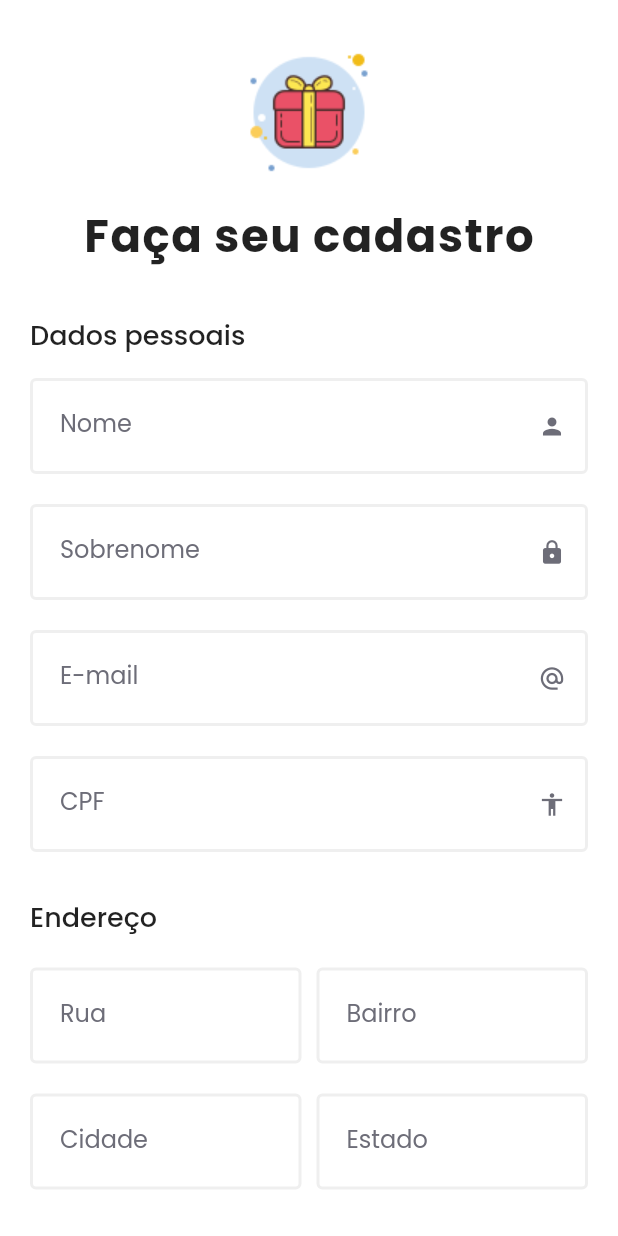
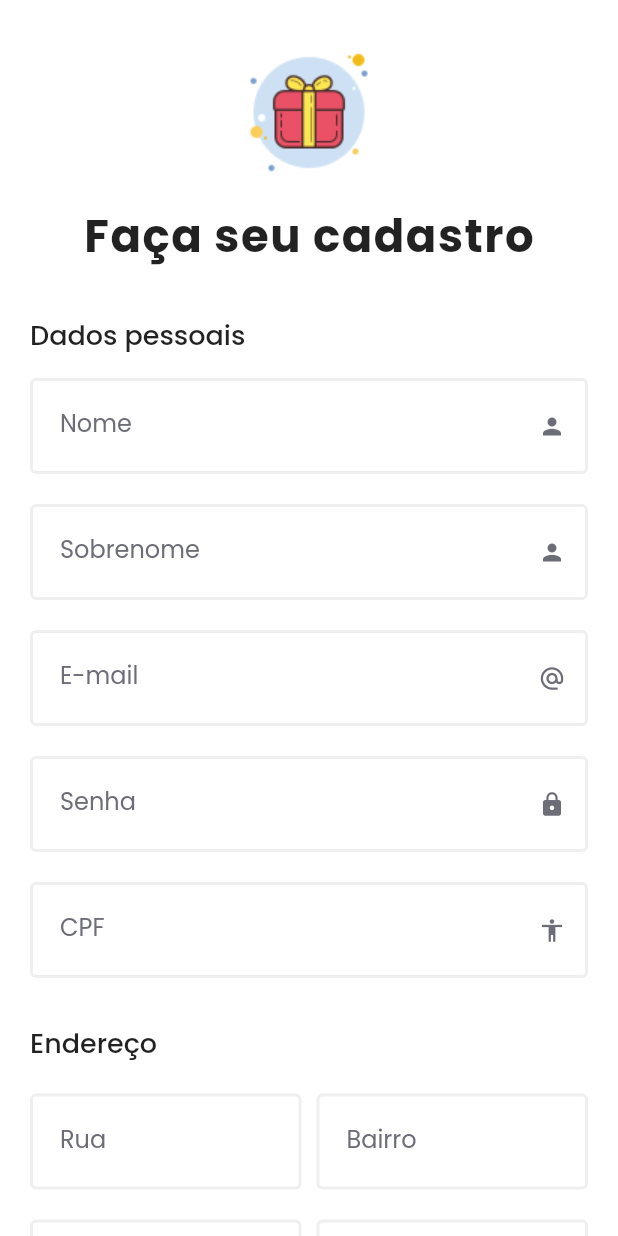
Before and after one commit to MaiaraM/colaborae-mobile, a Flutter app: the UserRegister screen opened by its route, on a phone screen of 412 x 824 dp. Run offline on Flutter 3.47's test engine with Material 2 defaults, Android fonts, the phone set to English and light mode, and no system bars; our stand-ins replace flutter_svg.

Commit message:
Tentativa de post request para cadastro de usuário.

```diff
--- a/lib/buscar_servico.dart
+++ b/lib/buscar_servico.dart
@@ -97,7 +97,7 @@ class _BuscarServicoState extends State<BuscarServico> {
                     ),
                     child: IconButton(
                       icon: Icon(
-                        Icons.add_rounded,
+                        Icons.add,
                         size: 30,
                       ),
                       color: Colors.white,
--- a/lib/components/bottom_nav_bar.dart
+++ b/lib/components/bottom_nav_bar.dart
@@ -13,10 +13,10 @@ class _BottomNavBarState extends State<BottomNavBar> {
   Widget build(BuildContext context) {
     return Row(
       children: [
-        BottomNavBarItem(icon: 'compass', index: 0, route: 'comecar'),
+        BottomNavBarItem(icon: 'compass', index: 0, route: 'start'),
         BottomNavBarItem(icon: 'search', index: 1, route: 'buscar_servico'),
         BottomNavBarItem(
-            icon: 'receipt_long-24px', index: 2, route: 'cadastro'),
+            icon: 'receipt_long-24px', index: 2, route: 'user_register'),
         BottomNavBarItem(icon: 'user', index: 3, route: 'login'),
       ],
     );
--- a/lib/components/field.dart
+++ b/lib/components/field.dart
@@ -6,6 +6,7 @@ class Field extends StatelessWidget {
     @required this.label,
     this.hint,
     this.icon,
+    this.lines,
     this.controller,
     this.keyboardInputType,
   });
@@ -13,12 +14,14 @@ class Field extends StatelessWidget {
   final String label;
   final String hint;
   final Widget icon;
+  final int lines;
   final TextEditingController controller;
   final TextInputType keyboardInputType;
 
   @override
   Widget build(BuildContext context) {
     return TextField(
+      maxLines: lines,
       controller: controller,
       obscureText: label == 'Senha' ? true : false,
       enableSuggestions: label == 'Senha' ? false : true,
--- a/lib/login.dart
+++ b/lib/login.dart
@@ -51,6 +51,7 @@ class _LoginState extends State<Login> {
                   Icons.alternate_email,
                   color: gray,
                 ),
+                lines: 1,
                 keyboardInputType: TextInputType.emailAddress,
               ),
               Spacing(20.0),
@@ -61,6 +62,7 @@ class _LoginState extends State<Login> {
                   Icons.lock,
                   color: gray,
                 ),
+                lines: 1,
                 keyboardInputType: TextInputType.emailAddress,
               ),
               Spacing(15.0),
--- /dev/null
+++ b/lib/models/user_model.dart
@@ -0,0 +1,125 @@
+// To parse this JSON data, do
+//
+//     final userModel = userModelFromJson(jsonString);
+
+import 'dart:convert';
+
+UserModel userModelFromJson(String str) => UserModel.fromJson(json.decode(str));
+
+String userModelToJson(UserModel data) => json.encode(data.toJson());
+
+class UserModel {
+  UserModel({
+    this.uuid,
+    this.createAt,
+    this.modifiedAt,
+    this.deletedAt,
+    this.active,
+    this.firstName,
+    this.lastName,
+    this.email,
+    this.document,
+    this.address,
+    this.description,
+    this.favorites,
+  });
+
+  String uuid;
+  DateTime createAt;
+  DateTime modifiedAt;
+  dynamic deletedAt;
+  bool active;
+  String firstName;
+  String lastName;
+  String email;
+  String document;
+  dynamic address;
+  String description;
+  List<dynamic> favorites;
+
+  factory UserModel.fromJson(Map<String, dynamic> json) => UserModel(
+        uuid: json["uuid"],
+        createAt: DateTime.parse(json["createAt"]),
+        modifiedAt: DateTime.parse(json["modifiedAt"]),
+        deletedAt: json["deletedAt"],
+        active: json["active"],
+        firstName: json["firstName"],
+        lastName: json["lastName"],
+        email: json["email"],
+        document: json["document"],
+        address: Address.fromJson(json["address"]),
+        description: json["description"],
+        favorites: List<dynamic>.from(json["favorites"].map((x) => x)),
+      );
+
+  Map<String, dynamic> toJson() => {
+        "uuid": uuid,
+        "createAt": createAt.toIso8601String(),
+        "modifiedAt": modifiedAt.toIso8601String(),
+        "deletedAt": deletedAt,
+        "active": active,
+        "firstName": firstName,
+        "lastName": lastName,
+        "email": email,
+        "document": document,
+        "address": address.toJson(),
+        "description": description,
+        "favorites": List<dynamic>.from(favorites.map((x) => x)),
+      };
+}
+
+class Address {
+  Address({
+    this.uuid,
+    this.createAt,
+    this.modifiedAt,
+    this.deletedAt,
+    this.active,
+    this.address,
+    this.block,
+    this.number,
+    this.city,
+    this.state,
+    this.zipcode,
+  });
+
+  String uuid;
+  DateTime createAt;
+  DateTime modifiedAt;
+  dynamic deletedAt;
+  bool active;
+  Address address;
+  dynamic block;
+  dynamic number;
+  String city;
+  String state;
+  dynamic zipcode;
+
+  factory Address.fromJson(Map<String, dynamic> json) => Address(
+        uuid: json["uuid"],
+        createAt: DateTime.parse(json["createAt"]),
+        modifiedAt: DateTime.parse(json["modifiedAt"]),
+        deletedAt: json["deletedAt"],
+        active: json["active"],
+        address: json["address"],
+        block: json["block"],
+        number: json["number"],
+        city: json["city"],
+        state: json["state"],
+        zipcode: json["zipcode"],
+      );
+
+  Map<String, dynamic> toJson() => {
+        "uuid": uuid,
+        "createAt": createAt.toIso8601String(),
+        "modifiedAt": modifiedAt.toIso8601String(),
+        "deletedAt": deletedAt,
+        "active": active,
+        "address": address,
+        "block": block,
+        "number": number,
+        "city": city,
+        "state": state,
+        "zipcode": zipcode,
+      };
+}
--- a/lib/start.dart
+++ b/lib/start.dart
@@ -20,12 +20,10 @@ class _StartingPageState extends State<StartingPage> {
       body: SafeArea(
         child: Padding(
           padding: const EdgeInsets.all(20.0),
+          child: SingleChildScrollView(
             child: Column(
               children: [
-              Expanded(
-                // Alterar largura da imagem
-                child: Image.asset('images/imagens/start_element.png'),
-              ),
+                Image.asset('images/imagens/start_element.png'),
                 Spacing(20.0),
                 Text(
                   'Encontre e ofereça serviços na sua região.',
@@ -99,6 +97,7 @@ class _StartingPageState extends State<StartingPage> {
             ),
           ),
         ),
+      ),
     );
   }
 }
--- a/lib/user_register.dart
+++ b/lib/user_register.dart
@@ -2,10 +2,43 @@ import 'package:flutter/material.dart';
 import 'package:colaborae/constants.dart';
 import 'package:colaborae/components/field.dart';
 import 'package:colaborae/components/big_button.dart';
+import 'package:colaborae/models/user_model.dart';
+import 'package:http/http.dart' as http;
 
 class UserRegister extends StatefulWidget {
   @override
   _UserRegisterState createState() => _UserRegisterState();
+}
+
+Future<UserModel> createUser(
+    String nome,
+    String sobrenome,
+    String email,
+    String cpf,
+    String rua,
+    String bairro,
+    String cidade,
+    String estado,
+    String descricao) async {
+  final String baseUrl = 'https://api-colaborae.herokuapp.com/users/';
+
+  final response = await http.post(baseUrl, body: {
+    "firstName": nome,
+    "lastName": sobrenome,
+    "email": email,
+    "document": cpf,
+    "address": {"address": rua, "city": cidade, "state": estado},
+    "description": descricao
+  });
+
+  if (response.statusCode == 201) {
+    final String responseString = response.body;
+    print('CRIAÇÃO DE USUÁRIO FEITA COM SUCESSO!');
+    return userModelFromJson(responseString);
+  } else {
+    print('CRIAÇÃO DE USUÁRIO FALHOU.');
+    return null;
+  }
 }
 
 class _UserRegisterState extends State<UserRegister> {
@@ -18,20 +51,24 @@ class _UserRegisterState extends State<UserRegister> {
   final nomeController = TextEditingController();
   final sobrenomeController = TextEditingController();
   final emailController = TextEditingController();
+  final senhaController = TextEditingController();
   final cpfController = TextEditingController();
   final ruaController = TextEditingController();
   final bairroController = TextEditingController();
   final cidadeController = TextEditingController();
   final estadoController = TextEditingController();
+  final descricaoController = TextEditingController();
 
   String nome = '';
   String sobrenome = '';
   String email = '';
+  String senha = '';
   String cpf = '';
   String rua = '';
   String bairro = '';
   String cidade = '';
   String estado = '';
+  String descricao = '';
 
   @override
   Widget build(BuildContext context) {
@@ -78,17 +115,19 @@ class _UserRegisterState extends State<UserRegister> {
                     Icons.person,
                     color: gray,
                   ),
+                  lines: 1,
                   controller: nomeController,
                   keyboardInputType: TextInputType.name,
                 ),
                 Spacing(20.0),
                 Field(
                   label: 'Sobrenome',
-                  hint: 'Digite sua senha',
+                  hint: 'Digite seu sobrenome',
                   icon: Icon(
-                    Icons.lock,
+                    Icons.person,
                     color: gray,
                   ),
+                  lines: 1,
                   controller: sobrenomeController,
                   keyboardInputType: TextInputType.name,
                 ),
@@ -100,8 +139,20 @@ class _UserRegisterState extends State<UserRegister> {
                     Icons.alternate_email,
                     color: gray,
                   ),
+                  lines: 1,
                   controller: emailController,
                   keyboardInputType: TextInputType.emailAddress,
+                ),
+                Spacing(20.0),
+                Field(
+                  label: 'Senha',
+                  icon: Icon(
+                    Icons.lock,
+                    color: gray,
+                  ),
+                  lines: 1,
+                  hint: 'Digite uma nova senha',
+                  controller: senhaController,
                 ),
                 Spacing(20.0),
                 Field(
@@ -111,6 +162,7 @@ class _UserRegisterState extends State<UserRegister> {
                     Icons.accessibility,
                     color: gray,
                   ),
+                  lines: 1,
                   controller: cpfController,
                   keyboardInputType: TextInputType.number,
                 ),
@@ -130,8 +182,9 @@ class _UserRegisterState extends State<UserRegister> {
                       child: Field(
                         label: 'Rua',
                         hint: 'Digite a rua da sua casa',
+                        lines: 1,
                         controller: ruaController,
-                        keyboardInputType: TextInputType.emailAddress,
+                        keyboardInputType: TextInputType.name,
                       ),
                     ),
                     SizedBox(width: 10.0),
@@ -139,8 +192,9 @@ class _UserRegisterState extends State<UserRegister> {
                       child: Field(
                         label: 'Bairro',
                         hint: 'Digite o seu bairro',
+                        lines: 1,
                         controller: bairroController,
-                        keyboardInputType: TextInputType.emailAddress,
+                        keyboardInputType: TextInputType.name,
                       ),
                     ),
                   ],
@@ -153,7 +207,8 @@ class _UserRegisterState extends State<UserRegister> {
                         label: 'Cidade',
                         hint: 'Ex: Rio de Janeiro',
                         controller: cidadeController,
-                        keyboardInputType: TextInputType.emailAddress,
+                        lines: 1,
+                        keyboardInputType: TextInputType.name,
                       ),
                     ),
                     SizedBox(width: 10.0),
@@ -162,15 +217,34 @@ class _UserRegisterState extends State<UserRegister> {
                         label: 'Estado',
                         hint: 'Ex: SP',
                         controller: estadoController,
-                        keyboardInputType: TextInputType.emailAddress,
+                        lines: 1,
+                        keyboardInputType: TextInputType.name,
                       ),
                     ),
                   ],
                 ),
-                Spacing(40.0),
+                Spacing(30.0),
+                Row(
+                  mainAxisAlignment: MainAxisAlignment.start,
+                  children: [
+                    Text('Adicione uma descrição ao seu perfil',
+                        style: TextStyle(
+                            fontSize: 18, fontWeight: FontWeight.w500))
+                  ],
+                ),
+                Spacing(20.0),
+                Field(
+                  label: 'Descrição',
+                  hint:
+                      'Escreva uma descrição rápida sobre você que aparecerá aos outros usuários.',
+                  lines: 4,
+                  controller: descricaoController,
+                  keyboardInputType: TextInputType.multiline,
+                ),
+                Spacing(20.0),
                 BigButton(
                   text: 'CADASTRAR',
-                  onPressed: () {
+                  onPressed: () async {
                     nome = nomeController.text;
                     sobrenome = sobrenomeController.text;
                     email = emailController.text;
@@ -179,6 +253,16 @@ class _UserRegisterState extends State<UserRegister> {
                     bairro = bairroController.text;
                     cidade = cidadeController.text;
                     estado = estadoController.text;
+                    descricao = descricaoController.text;
+
+                    // final Address endereco =
+                    // Address(address: rua, city: cidade, state: estado);
+                    try {
+                      final UserModel user = await createUser(nome, sobrenome,
+                          email, cpf, rua, bairro, cidade, estado, descricao);
+                    } catch (e) {
+                      print(e);
+                    }
                     setState(() {
                       nome = '';
                       sobrenome = '';
@@ -188,10 +272,38 @@ class _UserRegisterState extends State<UserRegister> {
                       bairro = '';
                       cidade = '';
                       estado = '';
+                      descricao = '';
                     });
-                    print('BOTÃO CADASTRAR PRESSIONADO');
                     Navigator.pushNamed(context, '/buscar_servico');
                   },
+                ),
+                Spacing(20.0),
+                Row(
+                  mainAxisAlignment: MainAxisAlignment.center,
+                  children: [
+                    Text(
+                      'Já possui uma conta?',
+                      style: TextStyle(
+                        fontSize: 16.0,
+                      ),
+                    ),
+                    FlatButton(
+                      highlightColor: Colors.transparent,
+                      splashColor: Colors.transparent,
+                      onPressed: () {
+                        Navigator.pushNamed(context, '/login');
+                      },
+                      child: Text(
+                        'Entre agora.',
+                        style: TextStyle(
+                          fontWeight: FontWeight.bold,
+                          color: mainPurple,
+                          fontSize: 18.0,
+                          letterSpacing: 0.5,
+                        ),
+                      ),
+                    ),
+                  ],
                 ),
                 Spacing(20.0),
               ],
```
Lines whose indentation alone changed are shown as unchanged.
